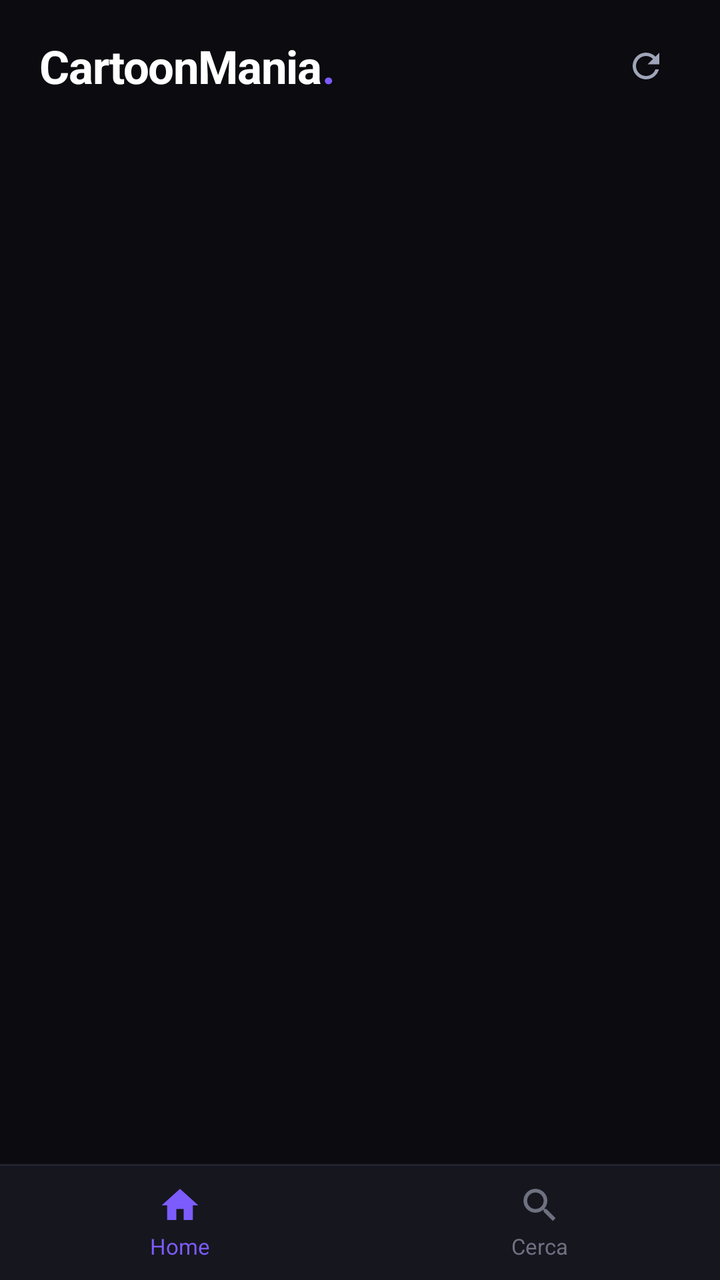
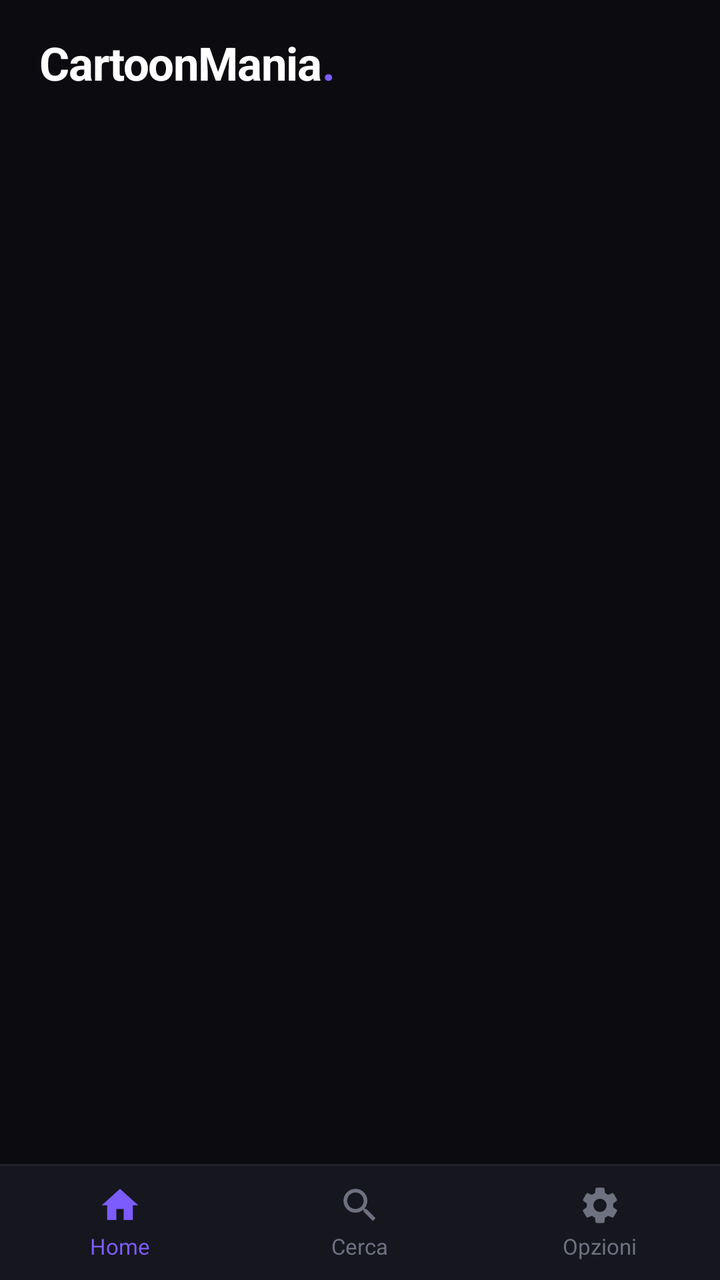

Screens rendered from an Android XML layout before and after an edit, with the pre-edit source and the edit as a unified diff.
<!-- AndroidManifest.xml: application theme AppTheme -->
<!-- res/layout/activity_home.xml -->
<?xml version="1.0" encoding="utf-8"?>
<LinearLayout xmlns:android="http://schemas.android.com/apk/res/android"
    android:layout_width="match_parent"
    android:layout_height="match_parent"
    android:orientation="vertical"
    android:background="@color/bg">

    <LinearLayout
        android:layout_width="match_parent"
        android:layout_height="wrap_content"
        android:orientation="horizontal"
        android:gravity="center_vertical"
        android:paddingStart="20dp"
        android:paddingEnd="20dp"
        android:paddingTop="16dp"
        android:paddingBottom="12dp">

        <TextView
            android:id="@+id/home_logo"
            android:layout_width="wrap_content"
            android:layout_height="wrap_content"
            android:text="@string/app_name"
            android:textSize="23sp"
            android:textStyle="bold"
            android:letterSpacing="-0.02"
            android:textColor="@color/text_primary" />

        <TextView
            android:layout_width="wrap_content"
            android:layout_height="wrap_content"
            android:text="."
            android:textSize="23sp"
            android:textStyle="bold"
            android:textColor="@color/accent" />

        <View
            android:layout_width="0dp"
            android:layout_height="1dp"
            android:layout_weight="1" />

        <ImageView
            android:id="@+id/home_refresh"
            android:layout_width="34dp"
            android:layout_height="34dp"
            android:padding="7dp"
            android:src="@drawable/ic_refresh"
            android:tint="@color/text_secondary"
            android:background="?android:attr/selectableItemBackgroundBorderless"
            android:contentDescription="@string/aggiorna" />
    </LinearLayout>

    <TextView
        android:id="@+id/home_status"
        android:layout_width="match_parent"
        android:layout_height="wrap_content"
        android:paddingStart="20dp"
        android:paddingEnd="20dp"
        android:paddingBottom="10dp"
        android:textSize="13sp"
        android:textColor="@color/status_error"
        android:visibility="gone" />

    <ScrollView
        android:layout_width="match_parent"
        android:layout_height="0dp"
        android:layout_weight="1"
        android:scrollbars="none">

        <LinearLayout
            android:id="@+id/home_container"
            android:layout_width="match_parent"
            android:layout_height="wrap_content"
            android:orientation="vertical" />
    </ScrollView>

    <LinearLayout
        android:layout_width="match_parent"
        android:layout_height="58dp"
        android:orientation="horizontal"
        android:background="@drawable/bg_bottom_nav"
        android:elevation="8dp">

        <LinearLayout
            android:id="@+id/btn_tab_home"
            android:layout_width="0dp"
            android:layout_height="match_parent"
            android:layout_weight="1"
            android:orientation="vertical"
            android:gravity="center"
            android:background="?android:attr/selectableItemBackground">

            <ImageView
                android:layout_width="22dp"
                android:layout_height="22dp"
                android:src="@drawable/ic_home"
                android:tint="@color/accent"
                android:contentDescription="@string/tab_home" />

            <TextView
                android:layout_width="wrap_content"
                android:layout_height="wrap_content"
                android:layout_marginTop="2dp"
                android:text="@string/tab_home"
                android:textSize="11sp"
                android:textColor="@color/accent" />
        </LinearLayout>

        <LinearLayout
            android:id="@+id/btn_tab_search"
            android:layout_width="0dp"
            android:layout_height="match_parent"
            android:layout_weight="1"
            android:orientation="vertical"
            android:gravity="center"
            android:background="?android:attr/selectableItemBackground">

            <ImageView
                android:layout_width="22dp"
                android:layout_height="22dp"
                android:src="@drawable/ic_search"
                android:tint="@color/text_hint"
                android:contentDescription="@string/tab_search" />

            <TextView
                android:layout_width="wrap_content"
                android:layout_height="wrap_content"
                android:layout_marginTop="2dp"
                android:text="@string/tab_search"
                android:textSize="11sp"
                android:textColor="@color/text_hint" />
        </LinearLayout>
    </LinearLayout>
</LinearLayout>
<!-- resources referenced by this layout -->
<resources>
  <color name="accent">#7C5CFC</color>
  <color name="bg">#0B0B10</color>
  <color name="status_error">#FF7043</color>
  <color name="text_hint">#6E7180</color>
  <color name="text_primary">#FFFFFF</color>
  <color name="text_secondary">#A0A4B8</color>
  <!-- drawable bg_bottom_nav (drawable) -->
  <?xml version="1.0" encoding="utf-8"?>
  <layer-list xmlns:android="http://schemas.android.com/apk/res/android">
      <item>
          <shape android:shape="rectangle">
              <solid android:color="@color/divider" />
          </shape>
      </item>
      <item android:top="1dp">
          <shape android:shape="rectangle">
              <solid android:color="@color/surface" />
          </shape>
      </item>
  </layer-list>
  <!-- drawable ic_home (drawable) -->
  <?xml version="1.0" encoding="utf-8"?>
  <vector xmlns:android="http://schemas.android.com/apk/res/android"
      android:width="24dp" android:height="24dp"
      android:viewportWidth="24" android:viewportHeight="24">
      <path
          android:fillColor="#FFFFFFFF"
          android:pathData="M10,20v-6h4v6h5v-8h3L12,3 2,12h3v8z" />
  </vector>
  <!-- drawable ic_refresh (drawable) -->
  <?xml version="1.0" encoding="utf-8"?>
  <vector xmlns:android="http://schemas.android.com/apk/res/android"
      android:width="24dp" android:height="24dp"
      android:viewportWidth="24" android:viewportHeight="24">
      <path
          android:fillColor="#FFFFFFFF"
          android:pathData="M17.65,6.35C16.2,4.9 14.21,4 12,4c-4.42,0 -7.99,3.58 -7.99,8s3.57,8 7.99,8c3.73,0 6.84,-2.55 7.73,-6h-2.08c-0.82,2.33 -3.04,4 -5.65,4 -3.31,0 -6,-2.69 -6,-6s2.69,-6 6,-6c1.66,0 3.14,0.69 4.22,1.78L13,11h7V4l-2.35,2.35z" />
  </vector>
  <!-- drawable ic_search (drawable) -->
  <?xml version="1.0" encoding="utf-8"?>
  <vector xmlns:android="http://schemas.android.com/apk/res/android"
      android:width="24dp" android:height="24dp"
      android:viewportWidth="24" android:viewportHeight="24">
      <path
          android:fillColor="#FFFFFFFF"
          android:pathData="M15.5,14h-0.79l-0.28,-0.27C15.41,12.59 16,11.11 16,9.5 16,5.91 13.09,3 9.5,3S3,5.91 3,9.5 5.91,16 9.5,16c1.61,0 3.09,-0.59 4.23,-1.57l0.27,0.28v0.79l5,4.99L20.49,19l-4.99,-5zM9.5,14C7.01,14 5,11.99 5,9.5S7.01,5 9.5,5 14,7.01 14,9.5 11.99,14 9.5,14z" />
  </vector>
  <string name="aggiorna">Aggiorna catalogo</string>
  <string name="app_name">CartoonMania</string>
  <string name="tab_home">Home</string>
  <string name="tab_search">Cerca</string>
  <style name="AppTheme" parent="android:Theme.Material.NoActionBar">
          <item name="android:colorPrimary">@color/accent</item>
          <item name="android:colorPrimaryDark">@color/bg</item>
          <item name="android:colorAccent">@color/accent</item>
          <item name="android:windowBackground">@color/bg</item>
          <item name="android:statusBarColor">@color/bg</item>
          <item name="android:navigationBarColor">@color/bg</item>
          <item name="android:textColorPrimary">@color/text_primary</item>
          <item name="android:textColorSecondary">@color/text_secondary</item>
          <item name="android:windowLightStatusBar">false</item>
      </style>
  <color name="divider">#23232F</color>
  <color name="surface">#16161F</color>
</resources>

<!-- the commit's change to res/layout/activity_home.xml (unified diff, before → after) -->
@@ -37,16 +37,6 @@
             android:layout_width="0dp"
             android:layout_height="1dp"
             android:layout_weight="1" />
-
-        <ImageView
-            android:id="@+id/home_refresh"
-            android:layout_width="34dp"
-            android:layout_height="34dp"
-            android:padding="7dp"
-            android:src="@drawable/ic_refresh"
-            android:tint="@color/text_secondary"
-            android:background="?android:attr/selectableItemBackgroundBorderless"
-            android:contentDescription="@string/aggiorna" />
     </LinearLayout>
 
     <TextView
@@ -61,6 +51,7 @@
         android:visibility="gone" />
 
     <ScrollView
+        android:id="@+id/home_scroll"
         android:layout_width="match_parent"
         android:layout_height="0dp"
         android:layout_weight="1"
@@ -129,5 +120,32 @@
                 android:textSize="11sp"
                 android:textColor="@color/text_hint" />
         </LinearLayout>
+
+        <LinearLayout
+            android:id="@+id/btn_tab_settings"
+            android:layout_width="0dp"
+            android:layout_height="match_parent"
+            android:layout_weight="1"
+            android:orientation="vertical"
+            android:gravity="center"
+            android:clickable="true"
+            android:focusable="true"
+            android:background="?android:attr/selectableItemBackground">
+
+            <ImageView
+                android:layout_width="22dp"
+                android:layout_height="22dp"
+                android:src="@drawable/ic_settings"
+                android:tint="@color/text_hint"
+                android:contentDescription="@string/tab_settings" />
+
+            <TextView
+                android:layout_width="wrap_content"
+                android:layout_height="wrap_content"
+                android:layout_marginTop="2dp"
+                android:text="@string/tab_settings"
+                android:textSize="11sp"
+                android:textColor="@color/text_hint" />
+        </LinearLayout>
     </LinearLayout>
 </LinearLayout>
<!-- resource entries referenced after the edit -->
@@ -5,7 +5,6 @@
   <color name="status_error">#FF7043</color>
   <color name="text_hint">#6E7180</color>
   <color name="text_primary">#FFFFFF</color>
-  <color name="text_secondary">#A0A4B8</color>
   <!-- drawable bg_bottom_nav (drawable) -->
   <?xml version="1.0" encoding="utf-8"?>
   <layer-list xmlns:android="http://schemas.android.com/apk/res/android">
@@ -29,15 +28,6 @@
           android:fillColor="#FFFFFFFF"
           android:pathData="M10,20v-6h4v6h5v-8h3L12,3 2,12h3v8z" />
   </vector>
-  <!-- drawable ic_refresh (drawable) -->
-  <?xml version="1.0" encoding="utf-8"?>
-  <vector xmlns:android="http://schemas.android.com/apk/res/android"
-      android:width="24dp" android:height="24dp"
-      android:viewportWidth="24" android:viewportHeight="24">
-      <path
-          android:fillColor="#FFFFFFFF"
-          android:pathData="M17.65,6.35C16.2,4.9 14.21,4 12,4c-4.42,0 -7.99,3.58 -7.99,8s3.57,8 7.99,8c3.73,0 6.84,-2.55 7.73,-6h-2.08c-0.82,2.33 -3.04,4 -5.65,4 -3.31,0 -6,-2.69 -6,-6s2.69,-6 6,-6c1.66,0 3.14,0.69 4.22,1.78L13,11h7V4l-2.35,2.35z" />
-  </vector>
   <!-- drawable ic_search (drawable) -->
   <?xml version="1.0" encoding="utf-8"?>
   <vector xmlns:android="http://schemas.android.com/apk/res/android"
@@ -47,10 +37,19 @@
           android:fillColor="#FFFFFFFF"
           android:pathData="M15.5,14h-0.79l-0.28,-0.27C15.41,12.59 16,11.11 16,9.5 16,5.91 13.09,3 9.5,3S3,5.91 3,9.5 5.91,16 9.5,16c1.61,0 3.09,-0.59 4.23,-1.57l0.27,0.28v0.79l5,4.99L20.49,19l-4.99,-5zM9.5,14C7.01,14 5,11.99 5,9.5S7.01,5 9.5,5 14,7.01 14,9.5 11.99,14 9.5,14z" />
   </vector>
-  <string name="aggiorna">Aggiorna catalogo</string>
+  <!-- drawable ic_settings (drawable) -->
+  <?xml version="1.0" encoding="utf-8"?>
+  <vector xmlns:android="http://schemas.android.com/apk/res/android"
+      android:width="24dp" android:height="24dp"
+      android:viewportWidth="24" android:viewportHeight="24">
+      <path
+          android:fillColor="#FFFFFFFF"
+          android:pathData="M19.14,12.94c0.04,-0.3 0.06,-0.61 0.06,-0.94c0,-0.32 -0.02,-0.64 -0.07,-0.94l2.03,-1.58c0.18,-0.14 0.23,-0.41 0.12,-0.61l-1.92,-3.32c-0.12,-0.22 -0.37,-0.29 -0.59,-0.22l-2.39,0.96c-0.5,-0.38 -1.03,-0.7 -1.62,-0.94L14.4,2.81c-0.04,-0.24 -0.24,-0.41 -0.48,-0.41h-3.84c-0.24,0 -0.43,0.17 -0.47,0.41L9.25,5.35C8.66,5.59 8.12,5.92 7.63,6.29L5.24,5.33c-0.22,-0.08 -0.47,0 -0.59,0.22L2.74,8.87C2.62,9.08 2.66,9.34 2.86,9.48l2.03,1.58C4.84,11.36 4.8,11.69 4.8,12s0.02,0.64 0.07,0.94l-2.03,1.58c-0.18,0.14 -0.23,0.41 -0.12,0.61l1.92,3.32c0.12,0.22 0.37,0.29 0.59,0.22l2.39,-0.96c0.5,0.38 1.03,0.7 1.62,0.94l0.36,2.54c0.05,0.24 0.24,0.41 0.48,0.41h3.84c0.24,0 0.44,-0.17 0.47,-0.41l0.36,-2.54c0.59,-0.24 1.13,-0.56 1.62,-0.94l2.39,0.96c0.22,0.08 0.47,0 0.59,-0.22l1.92,-3.32c0.12,-0.22 0.07,-0.47 -0.12,-0.61L19.14,12.94zM12,15.6c-1.98,0 -3.6,-1.62 -3.6,-3.6s1.62,-3.6 3.6,-3.6s3.6,1.62 3.6,3.6S13.98,15.6 12,15.6z" />
+  </vector>
   <string name="app_name">CartoonMania</string>
   <string name="tab_home">Home</string>
   <string name="tab_search">Cerca</string>
+  <string name="tab_settings">Opzioni</string>
   <style name="AppTheme" parent="android:Theme.Material.NoActionBar">
           <item name="android:colorPrimary">@color/accent</item>
           <item name="android:colorPrimaryDark">@color/bg</item>
@@ -64,5 +63,6 @@
       </style>
   <color name="divider">#23232F</color>
   <color name="surface">#16161F</color>
+  <color name="text_secondary">#A0A4B8</color>
 </resources>
 
